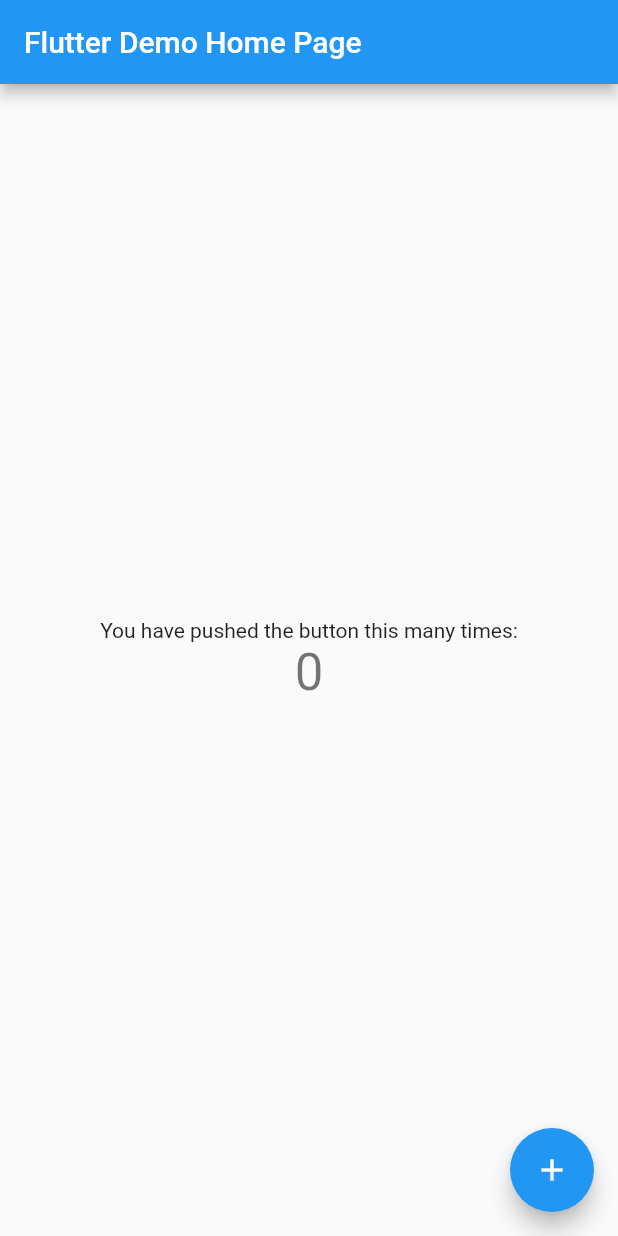
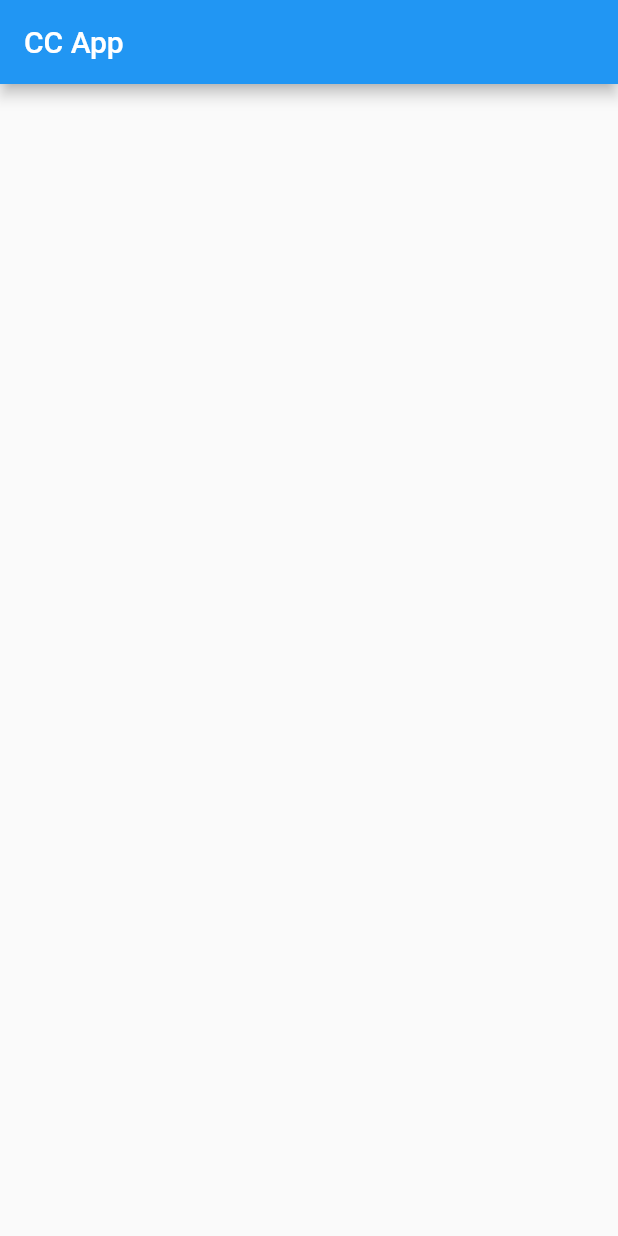
Before and after one commit to Hemant-Lohar/counselling-cell-app, a Flutter app: the screen it shows after launch, on a phone screen of 412 x 824 dp. Run offline on Flutter 3.47's test engine with Material 2 defaults, Android fonts, the light colour scheme and no system bars.

Commit message:
folder structure created.

```diff
--- a/lib/main.dart
+++ b/lib/main.dart
@@ -1,3 +1,4 @@
+import 'package:counselling_cell_application/mainPage.dart';
 import 'package:flutter/material.dart';
 
 void main() {
@@ -7,109 +8,14 @@
 class MyApp extends StatelessWidget {
   const MyApp({Key? key}) : super(key: key);
 
-  // This widget is the root of your application.
   @override
   Widget build(BuildContext context) {
     return MaterialApp(
       title: 'Flutter Demo',
       theme: ThemeData(
-        // This is the theme of your application.
-        //
-        // Try running your application with "flutter run". You'll see the
-        // application has a blue toolbar. Then, without quitting the app, try
-        // changing the primarySwatch below to Colors.green and then invoke
-        // "hot reload" (press "r" in the console where you ran "flutter run",
-        // or simply save your changes to "hot reload" in a Flutter IDE).
-        // Notice that the counter didn't reset back to zero; the application
-        // is not restarted.
         primarySwatch: Colors.blue,
       ),
-      home: const MyHomePage(title: 'Flutter Demo Home Page'),
+      home: const MainPage(),
     );
   }
 }
-
-class MyHomePage extends StatefulWidget {
-  const MyHomePage({Key? key, required this.title}) : super(key: key);
-
-  // This widget is the home page of your application. It is stateful, meaning
-  // that it has a State object (defined below) that contains fields that affect
-  // how it looks.
-
-  // This class is the configuration for the state. It holds the values (in this
-  // case the title) provided by the parent (in this case the App widget) and
-  // used by the build method of the State. Fields in a Widget subclass are
-  // always marked "final".
-
-  final String title;
-
-  @override
-  State<MyHomePage> createState() => _MyHomePageState();
-}
-
-class _MyHomePageState extends State<MyHomePage> {
-  int _counter = 0;
-
-  void _incrementCounter() {
-    setState(() {
-      // This call to setState tells the Flutter framework that something has
-      // changed in this State, which causes it to rerun the build method below
-      // so that the display can reflect the updated values. If we changed
-      // _counter without calling setState(), then the build method would not be
-      // called again, and so nothing would appear to happen.
-      _counter++;
-    });
-  }
-
-  @override
-  Widget build(BuildContext context) {
-    // This method is rerun every time setState is called, for instance as done
-    // by the _incrementCounter method above.
-    //
-    // The Flutter framework has been optimized to make rerunning build methods
-    // fast, so that you can just rebuild anything that needs updating rather
-    // than having to individually change instances of widgets.
-    return Scaffold(
-      appBar: AppBar(
-        // Here we take the value from the MyHomePage object that was created by
-        // the App.build method, and use it to set our appbar title.
-        title: Text(widget.title),
-      ),
-      body: Center(
-        // Center is a layout widget. It takes a single child and positions it
-        // in the middle of the parent.
-        child: Column(
-          // Column is also a layout widget. It takes a list of children and
-          // arranges them vertically. By default, it sizes itself to fit its
-          // children horizontally, and tries to be as tall as its parent.
-          //
-          // Invoke "debug painting" (press "p" in the console, choose the
-          // "Toggle Debug Paint" action from the Flutter Inspector in Android
-          // Studio, or the "Toggle Debug Paint" command in Visual Studio Code)
-          // to see the wireframe for each widget.
-          //
-          // Column has various properties to control how it sizes itself and
-          // how it positions its children. Here we use mainAxisAlignment to
-          // center the children vertically; the main axis here is the vertical
-          // axis because Columns are vertical (the cross axis would be
-          // horizontal).
-          mainAxisAlignment: MainAxisAlignment.center,
-          children: <Widget>[
-            const Text(
-              'You have pushed the button this many times:',
-            ),
-            Text(
-              '$_counter',
-              style: Theme.of(context).textTheme.headline4,
-            ),
-          ],
-        ),
-      ),
-      floatingActionButton: FloatingActionButton(
-        onPressed: _incrementCounter,
-        tooltip: 'Increment',
-        child: const Icon(Icons.add),
-      ), // This trailing comma makes auto-formatting nicer for build methods.
-    );
-  }
-}
--- /dev/null
+++ b/lib/mainPage.dart
@@ -0,0 +1,21 @@
+import 'package:flutter/material.dart';
+import 'package:flutter/src/foundation/key.dart';
+import 'package:flutter/src/widgets/framework.dart';
+
+class MainPage extends StatefulWidget {
+  const MainPage({Key? key}) : super(key: key);
+
+  @override
+  State<MainPage> createState() => _MainPageState();
+}
+
+class _MainPageState extends State<MainPage> {
+  @override
+  Widget build(BuildContext context) {
+    return Scaffold(
+      appBar: AppBar(
+        title: const Text("CC App"),
+      ),
+    );
+  }
+}
```
Also changed, not shown: lib/screens/counsellor/counsellorPage.dart (added), lib/screens/login/loginPage.dart (added), lib/screens/login/registerPage.dart (added), lib/screens/user/assesmentPage.dart (added), lib/screens/user/userHomePage.dart (added), 1 other file.
